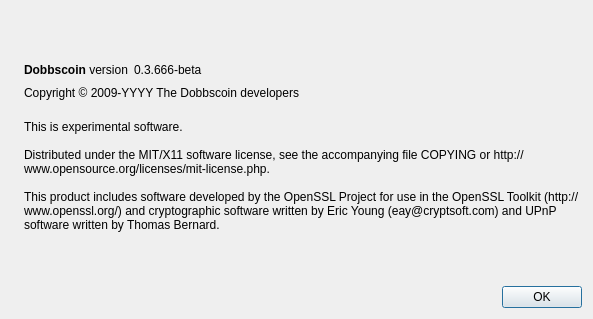
Above: src/qt/forms/aboutdialog.ui from dobbscoin/dobbscoin-source before the change. Below: the same form after it.
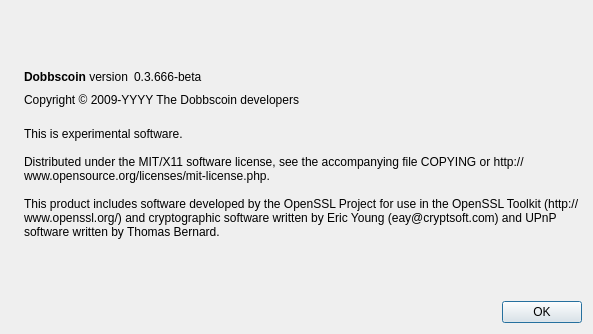
That is the form after the change. Icons and pictures are not drawn.

Diff of the .ui file:
```diff
--- a/src/qt/forms/aboutdialog.ui
+++ b/src/qt/forms/aboutdialog.ui
@@ -7,7 +7,7 @@
     <x>0</x>
     <y>0</y>
     <width>593</width>
-    <height>319</height>
+    <height>334</height>
    </rect>
   </property>
   <property name="windowTitle">
```
